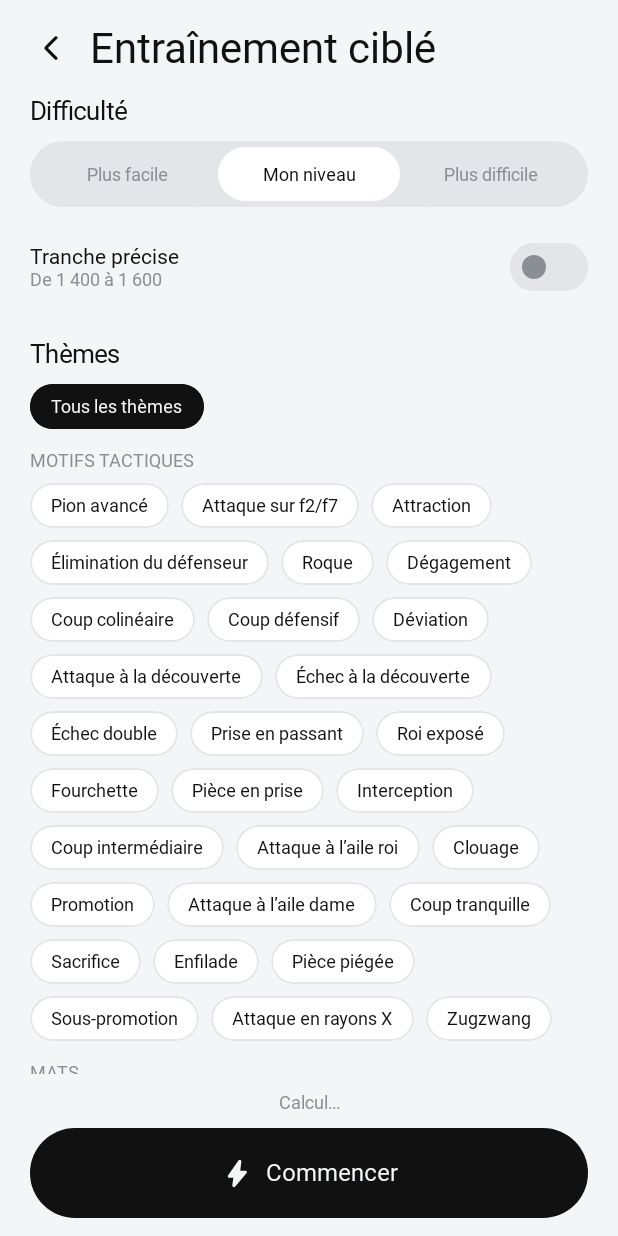
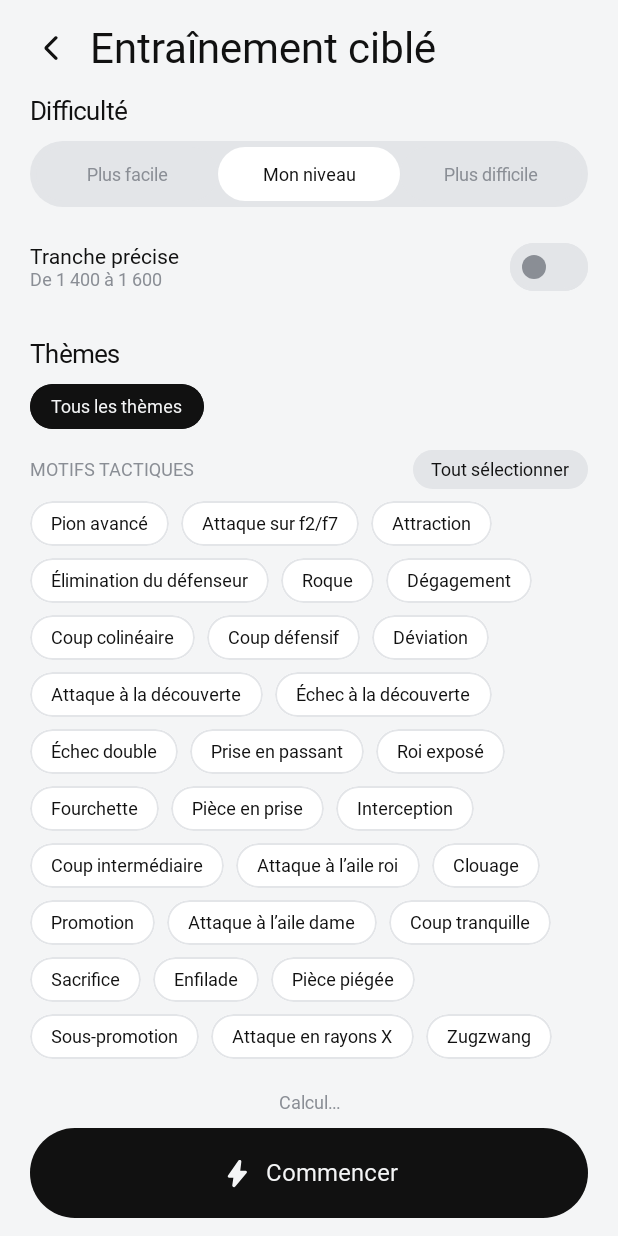
Before and after one commit to Maubin76/ChessPlus, an Android app built with Jetpack Compose: the composable TargetedContent shown on its own in the app's theme, on a phone screen of 412 x 824 dp. Run offline under Robolectric (Android 15) with nearby library versions, the phone set to English and light mode, and no system bars; network calls fail; Roboto replaces fonts that are not available here; 1 statement that could not run was skipped.

Commit message:
Permet de sélectionner ou désélectionner toute une famille de thèmes

```diff
--- a/app/src/main/kotlin/com/chessplus/app/training/TargetedScreen.kt
+++ b/app/src/main/kotlin/com/chessplus/app/training/TargetedScreen.kt
@@ -1,5 +1,11 @@
 package com.chessplus.app.training
 
+import com.chessplus.core.model.ThemeSet
+import com.chessplus.app.ui.components.rememberPressFeedback
+import com.chessplus.app.ui.components.pressClickable
+import androidx.compose.ui.draw.clip
+import androidx.compose.foundation.shape.RoundedCornerShape
+import androidx.compose.foundation.layout.Row
 import androidx.compose.foundation.background
 import androidx.compose.foundation.layout.Arrangement
 import androidx.compose.foundation.layout.Column
@@ -113,6 +119,11 @@ class TargetedViewModel(private val container: AppContainer) : ViewModel() {
 	fun clearThemes() = change { it.copy(themes = com.chessplus.core.model.ThemeSet.kEmpty) }
 
 	/**
+	 * Sélectionne toute une famille de thèmes, ou la désélectionne si elle l'est déjà entièrement.
+	 */
+	fun toggleFamily(inFamily: ThemeFamily) = change { it.copy(themes = it.themes.toggledFamily(inFamily)) }
+
+	/**
 	 * Choisit la difficulté.
 	 */
 	fun setDifficulty(inDifficulty: Difficulty) = change { it.copy(difficulty = inDifficulty) }
@@ -160,7 +171,7 @@ class TargetedViewModel(private val container: AppContainer) : ViewModel() {
 @Composable
 fun TargetedScreen(inViewModel: TargetedViewModel, inOnBack: () -> Unit, inOnStart: (TrainingCriteria) -> Unit) {
 	val vState by inViewModel.state.collectAsStateWithLifecycle()
-	TargetedContent(vState, inViewModel::setDifficulty, inViewModel::setRange, inViewModel::toggleTheme, inViewModel::clearThemes, inOnBack, inOnStart)
+	TargetedContent(vState, inViewModel::setDifficulty, inViewModel::setRange, inViewModel::toggleTheme, inViewModel::toggleFamily, inViewModel::clearThemes, inOnBack, inOnStart)
 }
 
 /**
@@ -173,6 +184,7 @@ fun TargetedContent(
 	inOnDifficulty: (Difficulty) -> Unit,
 	inOnRange: (IntRange) -> Unit,
 	inOnTheme: (Theme) -> Unit,
+	inOnFamily: (ThemeFamily) -> Unit,
 	inOnClearThemes: () -> Unit,
 	inOnBack: () -> Unit,
 	inOnStart: (TrainingCriteria) -> Unit,
@@ -218,10 +230,27 @@ fun TargetedContent(
 			SelectChip(stringResource(R.string.targeted_all_themes), vCriteria.themes.isEmpty, inOnClearThemes)
 			for (vFamily in ThemeFamily.entries) {
 				Spacer(Modifier.height(14.dp))
-				Text(stringResource(vFamily.label).uppercase(), style = ChessType.kCaption, color = vColors.muted)
+				val vFamilyThemes = familyThemes(vFamily)
+				val vAllSelected = vFamilyThemes.all { it in vCriteria.themes }
+				val vPress = rememberPressFeedback()
+				Row(verticalAlignment = Alignment.CenterVertically) {
+					Text(stringResource(vFamily.label).uppercase(), style = ChessType.kCaption, color = vColors.muted, modifier = Modifier.weight(1f))
+					Text(
+						stringResource(if (vAllSelected) R.string.targeted_family_none else R.string.targeted_family_all),
+						style = ChessType.kCaption,
+						color = vColors.text,
+						maxLines = 1,
+						modifier = Modifier
+							.then(vPress.scale)
+							.clip(RoundedCornerShape(14.dp))
+							.background(vColors.track)
+							.pressClickable(vPress) { inOnFamily(vFamily) }
+							.padding(horizontal = 12.dp, vertical = 6.dp),
+					)
+				}
 				Spacer(Modifier.height(8.dp))
 				FlowRow(horizontalArrangement = Arrangement.spacedBy(8.dp), verticalArrangement = Arrangement.spacedBy(8.dp)) {
-					for (vTheme in Theme.entries.filter { themeFamily(it) == vFamily }) {
+					for (vTheme in vFamilyThemes) {
 						SelectChip(stringResource(themeLabel(vTheme)), vTheme in vCriteria.themes) { inOnTheme(vTheme) }
 					}
 				}
@@ -241,3 +270,22 @@ fun TargetedContent(
 		}
 	}
 }
+
+/**
+ * Retourne les thèmes d'une famille, dans l'ordre de l'énumération.
+ */
+fun familyThemes(inFamily: ThemeFamily): List<Theme> = Theme.entries.filter { themeFamily(it) == inFamily }
+
+/**
+ * Ajoute tous les thèmes d'une famille, ou les retire tous si la famille est déjà entièrement choisie.
+ */
+fun ThemeSet.toggledFamily(inFamily: ThemeFamily): ThemeSet {
+	val vFamily = familyThemes(inFamily)
+	val vSelected = toMutableSet()
+	if (vFamily.all { it in vSelected }) {
+		vSelected.removeAll(vFamily.toSet())
+	} else {
+		vSelected.addAll(vFamily)
+	}
+	return ThemeSet.of(vSelected)
+}
--- a/app/src/main/res/values/strings.xml
+++ b/app/src/main/res/values/strings.xml
@@ -54,6 +54,8 @@
 	<string name="targeted_range_value">De %1$s à %2$s</string>
 	<string name="targeted_themes">Thèmes</string>
 	<string name="targeted_all_themes">Tous les thèmes</string>
+	<string name="targeted_family_all">Tout sélectionner</string>
+	<string name="targeted_family_none">Tout désélectionner</string>
 	<string name="targeted_counting">Calcul…</string>
 	<plurals name="targeted_count">
 		<item quantity="one">%1$s problème correspond</item>
```
Also changed, not shown: 6 other files.
